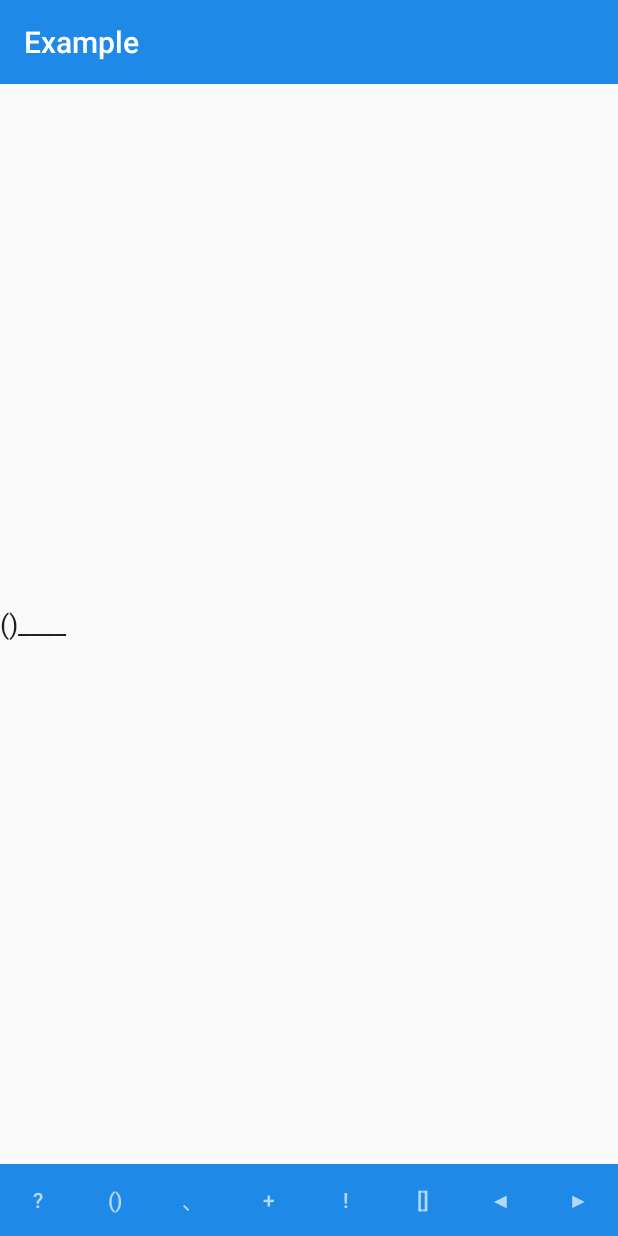
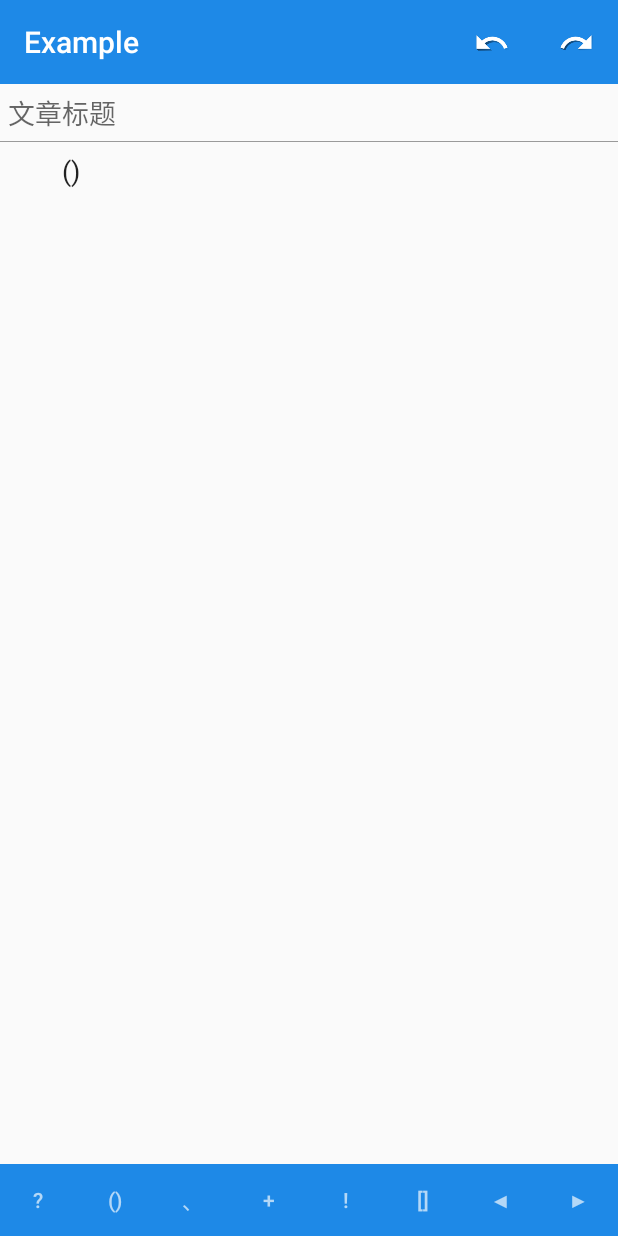
Before and after one commit to GitYangsh/test, an Android app: the screen it shows after launch (EditActivity), item 2 of the bottom bar chosen, on a phone screen of 412 x 824 dp. Run offline under Robolectric (Android 15) with nearby library versions, the phone set to English and light mode, and no system bars.

Commit message:
提交更新

```diff
--- a/app/src/main/java/com/example/ysh/myapplication/activity/EditActivity.java
+++ b/app/src/main/java/com/example/ysh/myapplication/activity/EditActivity.java
@@ -4,15 +4,14 @@ import android.os.Bundle;
 import android.support.annotation.Nullable;
 import android.support.v7.app.AppCompatActivity;
 import android.support.v7.widget.Toolbar;
-import android.text.Editable;
-import android.text.TextUtils;
-import android.text.TextWatcher;
-import android.util.Log;
+import android.view.Menu;
+import android.view.MenuItem;
 import android.view.View;
 import android.widget.EditText;
 
 import com.example.ysh.myapplication.R;
-import com.example.ysh.myapplication.view.FastTextEditBar;
+import com.example.ysh.myapplication.view.AuthorEditText;
+import com.example.ysh.myapplication.view.FastEditBar;
 
 /**
  * 类说明：
@@ -26,8 +25,9 @@ import com.example.ysh.myapplication.view.FastTextEditBar;
 public class EditActivity extends AppCompatActivity implements View.OnClickListener{
 
     private static final String TAG = EditActivity.class.getSimpleName();
-
+    private static final String SYMBOL_INDENT = "\u3000\u3000";
     EditText mEditText;
+    AuthorEditText mAuthorEditText;
 
     @Override
     protected void onCreate(@Nullable Bundle savedInstanceState) {
@@ -46,43 +46,34 @@ public class EditActivity extends AppCompatActivity implements View.OnClickListe
         findViewById(R.id.symbol_7).setOnClickListener(this);
         findViewById(R.id.symbol_8).setOnClickListener(this);
 
-        mEditText = (EditText) findViewById(R.id.edit_text);
+        mAuthorEditText = (AuthorEditText) findViewById(R.id.edit_text);
+        mAuthorEditText.setDefaultText(SYMBOL_INDENT);
+        FastEditBar fastTextEditBar = (FastEditBar) findViewById(R.id.tab_layout);
+        fastTextEditBar.setFastEditClickListener(mAuthorEditText);
+    }
 
-        mEditText.addTextChangedListener(new TextWatcher() {
-            @Override
-            public void beforeTextChanged(CharSequence s, int start, int count, int after) {
-                Log.d(TAG, "beforeTextChanged: s=" + s + ",start=" + start + ",after=" + after);
-            }
+    @Override
+    public boolean onCreateOptionsMenu(Menu menu) {
+        getMenuInflater().inflate(R.menu.edit_activity_toolbar, menu);
+        return true;
+    }
 
-            @Override
-            public void onTextChanged(CharSequence s, int start, int before, int count) {
-                Log.d(TAG, "onTextChanged: s=" + s + ",start=" + start + ",before=" + before + ",count=" + count);
-            }
+    @Override
+    public boolean onOptionsItemSelected(MenuItem item) {
 
-            @Override
-            public void afterTextChanged(Editable s) {
-                Log.d(TAG, "afterTextChanged: s=" + s + ",start=");
-                Log.d(TAG, "getSelectionStart: " + mEditText.getSelectionStart());
-                Log.d(TAG, "getSelectionEnd  : " + mEditText.getSelectionEnd());
-            }
-        });
-
-        FastTextEditBar fastTextEditBar = (FastTextEditBar) findViewById(R.id.tab_layout);
-        fastTextEditBar.setFastTextEditClickListener(new FastTextEditBar.OnFastTextEditClickListener() {
-            @Override
-            public void onClick(FastTextEditBar.EditAction editAction) {
-                if(!TextUtils.isEmpty(editAction.content)) {
-                    mEditText.getText().insert(mEditText.getSelectionStart(), editAction.content);
-                }
-
-                if(editAction.cursorOffset != 0) {
-                    int position = mEditText.getSelectionStart() + editAction.cursorOffset;
-                    if (position >= 0 && position <= mEditText.getText().length()) {
-                        mEditText.setSelection(position);
-                    }
-                }
-            }
-        });
+        switch (item.getItemId()) {
+            case android.R.id.home:
+                break;
+            case R.id.action_undo:
+                mAuthorEditText.undo();
+                break;
+            case R.id.action_redo:
+                mAuthorEditText.redo();
+                break;
+            default:
+                break;
+        }
+        return true;
     }
 
     @Override
--- /dev/null
+++ b/app/src/main/java/com/example/ysh/myapplication/view/AuthorEditText.java
@@ -0,0 +1,258 @@
+package com.example.ysh.myapplication.view;
+
+import android.content.Context;
+import android.text.Editable;
+import android.text.TextUtils;
+import android.util.AttributeSet;
+import android.util.Log;
+import android.view.KeyEvent;
+import android.view.View;
+import android.widget.EditText;
+
+import java.util.Stack;
+
+/**
+ * 类说明：
+ *
+ * @author yangsh
+ *         CreateTime: 2017/2/23 10:54
+ *         Description:
+ */
+
+public class AuthorEditText extends EditText implements View.OnKeyListener, FastEditBar.OnFastEditClickListener {
+
+    private static final String TAG = AuthorEditText.class.getSimpleName();
+    private static final String SYMBOL_INDENT = "\u3000\u3000";
+    private static final int HISTORY_MAX_SIZE = 5;
+
+    private Editable mEditable;
+    /**
+     * 操作序号(一次编辑可能对应多个操作，如替换文字，就是删除+插入)
+     */
+    private int mActionIndex;
+    /**
+     * 撤销栈
+     */
+    private final Stack<Action> mHistory = new Stack<>();
+    /**
+     * 恢复栈
+     */
+    private final Stack<Action> mHistoryBack = new Stack<>();
+    /**
+     * 自动操作标志，防止重复回调,导致无限撤销
+     */
+    private boolean mLockFlag = false;
+    /**
+     * 记录修改之前的文字
+     */
+    private CharSequence mBeforeChangeText;
+
+    /**
+     * 恢复栈最大容量
+     */
+    private int mHistoryMaxSize = HISTORY_MAX_SIZE;
+
+
+    public AuthorEditText(Context context) {
+        super(context);
+        init();
+    }
+
+    public AuthorEditText(Context context, AttributeSet attrs) {
+        super(context, attrs);
+        init();
+    }
+
+    public AuthorEditText(Context context, AttributeSet attrs, int defStyleAttr) {
+        super(context, attrs, defStyleAttr);
+        init();
+    }
+
+    private void init() {
+        mEditable = getText();
+        setOnKeyListener(this);
+    }
+
+    /**
+     * On text changed. Override by TextView
+     *
+     * @param s      the s
+     * @param start  the start 起始光标
+     * @param before the before 选择数量
+     * @param count  the endCursor 添加的数量
+     */
+    @Override
+    public void onTextChanged(CharSequence s, int start, int before, int count) {
+        Log.d(TAG, "onTextChanged:start=" + start + ",before=" + before + ",count=" + count + ",s=" + s);
+        if (mLockFlag) {
+            return;
+        }
+        // 1.增加文字：start=操作之前光标位置,before=0,count=文字个数,
+        //   增加文字内容=s.subSequence(start, start + count);
+        // 2.删除文字：start=操作之后光标位置,before=删除文字个数,count=0,
+        //   删除文字内容=beforeChangeText.subSequence(start, start + before);
+        // 3.替换文字：before=选择文字个数,count=替换文字个数
+        if (before == 0 && count > 0) {
+            Action addAction = newAction(s, start, count, true, ++mActionIndex);
+            addHistoryStack(addAction);
+            mBeforeChangeText = s.subSequence(0, s.length());
+        } else if (before > 0 && count == 0) {
+            Action delAction = newAction(mBeforeChangeText, start, before, false, ++mActionIndex);
+            addHistoryStack(delAction);
+            mBeforeChangeText = s.subSequence(0, s.length());
+        } else if (before > 0 && count > 0) {
+            //先删除，后增加，使用一个index
+            Action delAction = newAction(mBeforeChangeText, start, before, false, ++mActionIndex);
+            Action addAction = newAction(s, start, count, true, mActionIndex);
+            addHistoryStack(delAction);
+            addHistoryStack(addAction);
+            mBeforeChangeText = s.subSequence(0, s.length());
+        }
+    }
+
+    private Action newAction(CharSequence s, int start, int count, boolean isAdd, int index) {
+        Log.d(TAG, "newAction:s.length=" + s.length() + ",start=" + start + ",end=" + (start + count) + ",s=" + s);
+        CharSequence charSequence = s.subSequence(start, start + count);
+        return new Action(charSequence, start, isAdd, index);
+    }
+
+    private void addHistoryStack(Action action) {
+        mHistory.push(action);
+        mHistoryBack.clear();
+        if (mHistory.size() > mHistoryMaxSize) {
+            mHistory.remove(0);
+        }
+        Log.d(TAG, "mHistory.size()=" + mHistory.size());
+    }
+
+    @Override
+    public boolean onKey(View v, int keyCode, KeyEvent event) {
+        if (keyCode == KeyEvent.KEYCODE_ENTER && event.getAction() == KeyEvent.ACTION_UP) {
+            Log.d(TAG, "onKey:keyCode=" + keyCode + ",event=" + event);
+            // 换行之后加缩进，actionIndex保持一致
+            mActionIndex--;
+            mEditable.insert(getSelectionStart(), SYMBOL_INDENT);
+        }
+        return false;
+    }
+
+    @Override
+    public void onFastEdit(FastEditBar.EditAction action) {
+        if (!TextUtils.isEmpty(action.content)) {
+            mEditable.insert(getSelectionStart(), action.content);
+        }
+        if (action.cursorOffset != 0) {
+            int position = getSelectionStart() + action.cursorOffset;
+            if (position >= 0 && position <= mEditable.length()) {
+                setSelection(position);
+            }
+        }
+    }
+
+    public void setHistoryMaxSize(int size) {
+        mHistoryMaxSize = size;
+    }
+
+    /**
+     * 清理记录
+     * Clear history.
+     */
+    private void clearHistory() {
+        mHistory.clear();
+        mHistoryBack.clear();
+    }
+
+    /**
+     * 撤销
+     * Undo.
+     */
+    public final void undo() {
+        if (mHistory.empty()) {
+            return;
+        }
+        //锁定操作
+        mLockFlag = true;
+        Action action = mHistory.pop();
+        mHistoryBack.push(action);
+        if (action.isAdd) {
+            //撤销添加
+            mEditable.delete(action.start, action.start + action.text.length());
+            setSelection(action.start);
+        } else {
+            //撤销删除
+            mEditable.insert(action.start, action.text);
+            setSelection(action.start + action.text.length());
+        }
+        //释放操作
+        mLockFlag = false;
+        //判断是否是下一个动作是否和本动作是同一个操作，直到不同为止
+        if (!mHistory.empty() && mHistory.peek().index == action.index) {
+            undo();
+        }
+    }
+
+    /**
+     * 恢复
+     * Redo.
+     */
+    public final void redo() {
+        if (mHistoryBack.empty()) {
+            return;
+        }
+        mLockFlag = true;
+        Action action = mHistoryBack.pop();
+        mHistory.push(action);
+        if (action.isAdd) {
+            //恢复添加
+            mEditable.insert(action.start, action.text);
+            setSelection(action.start + action.text.length());
+        } else {
+            //恢复删除
+            mEditable.delete(action.start, action.start + action.text.length());
+            setSelection(action.start);
+        }
+        mLockFlag = false;
+        //判断是否是下一个动作是否和本动作是同一个操作
+        if (!mHistoryBack.empty() && mHistoryBack.peek().index == action.index) {
+            redo();
+        }
+    }
+
+    /**
+     * 首次设置文本
+     * Set default text.
+     */
+    public final void setDefaultText(CharSequence text) {
+        clearHistory();
+        mLockFlag = true;
+        mEditable.replace(0, mEditable.length(), text);
+        mLockFlag = false;
+    }
+
+    private class Action {
+        /**
+         * 改变字符.
+         */
+        final CharSequence text;
+        /**
+         * 光标位置.
+         */
+        final int start;
+        /**
+         * 标志增加操作.
+         */
+        final boolean isAdd;
+        /**
+         * 操作序号.
+         */
+        final int index;
+
+        Action(CharSequence text, int start, boolean add, int index) {
+            this.text = text;
+            this.start = start;
+            this.isAdd = add;
+            this.index = index;
+        }
+    }
+
+}
--- a/app/src/main/java/com/example/ysh/myapplication/view/FastTextEditBar.java
+++ b/app/src/main/java/com/example/ysh/myapplication/view/FastEditBar.java
@@ -17,22 +17,22 @@ import java.util.List;
  * Description:
  */
 
-public class FastTextEditBar extends TabLayout {
+public class FastEditBar extends TabLayout {
 
-    private OnFastTextEditClickListener mListener;
+    private OnFastEditClickListener mListener;
     private List<EditAction> mEditActions;
 
-    public FastTextEditBar(Context context) {
+    public FastEditBar(Context context) {
         super(context);
         initView();
     }
 
-    public FastTextEditBar(Context context, AttributeSet attrs) {
+    public FastEditBar(Context context, AttributeSet attrs) {
         super(context, attrs);
         initView();
     }
 
-    public FastTextEditBar(Context context, AttributeSet attrs, int defStyleAttr) {
+    public FastEditBar(Context context, AttributeSet attrs, int defStyleAttr) {
         super(context, attrs, defStyleAttr);
         initView();
     }
@@ -49,14 +49,14 @@ public class FastTextEditBar extends TabLayout {
         mEditActions.add(new EditAction("▶", "", 1, true));
 
         for (EditAction action : mEditActions) {
-            addTab(newTab().setText(action.text));
+            addTab(newTab().setText(action.text).setContentDescription(action.text));
         }
 
         addOnTabSelectedListener(new OnTabSelectedListener() {
             @Override
             public void onTabSelected(Tab tab) {
                 if (mListener != null) {
-                    mListener.onClick(mEditActions.get(tab.getPosition()));
+                    mListener.onFastEdit(mEditActions.get(tab.getPosition()));
                 }
             }
 
@@ -67,14 +67,14 @@ public class FastTextEditBar extends TabLayout {
             @Override
             public void onTabReselected(Tab tab) {
                 if (mListener != null) {
-                    mListener.onClick(mEditActions.get(tab.getPosition()));
+                    mListener.onFastEdit(mEditActions.get(tab.getPosition()));
                 }
             }
         });
 
     }
 
-    public void setFastTextEditClickListener(OnFastTextEditClickListener listener) {
+    public void setFastEditClickListener(OnFastEditClickListener listener) {
         this.mListener = listener;
     }
 
@@ -82,13 +82,13 @@ public class FastTextEditBar extends TabLayout {
         public String text;
         public String content;
         public int cursorOffset;
-        public boolean isLongPress;
+        boolean isLongPress;
 
-        public EditAction(String text, String content, int cursorOffset) {
+        EditAction(String text, String content, int cursorOffset) {
             this(text, content, cursorOffset, false);
         }
 
-        public EditAction(String text, String content, int cursorOffset, boolean isLongPress) {
+        EditAction(String text, String content, int cursorOffset, boolean isLongPress) {
             this.text = text;
             this.content = content;
             this.cursorOffset = cursorOffset;
@@ -96,7 +96,7 @@ public class FastTextEditBar extends TabLayout {
         }
     }
 
-    public interface OnFastTextEditClickListener {
-        void onClick(EditAction editAction);
+    public interface OnFastEditClickListener {
+        void onFastEdit(EditAction editAction);
     }
 }
--- a/app/src/main/res/layout/activity_edit.xml
+++ b/app/src/main/res/layout/activity_edit.xml
@@ -16,14 +16,34 @@
     </android.support.v7.widget.Toolbar>
 
     <EditText
+        android:id="@+id/edit_text_title"
+        android:layout_width="match_parent"
+        android:layout_height="wrap_content"
+        android:background="@android:color/transparent"
+        android:hint="文章标题"
+        android:imeOptions="actionNext"
+        android:inputType="text"
+        android:maxLines="1"
+        android:padding="5dp"
+        android:text=""/>
+
+    <View
+        android:layout_width="match_parent"
+        android:layout_height="1px"
+        android:background="@color/divide_line"/>
+
+    <com.example.ysh.myapplication.view.AuthorEditText
         android:id="@+id/edit_text"
         android:layout_width="match_parent"
         android:layout_height="0dp"
         android:layout_weight="1"
         android:background="@android:color/transparent"
+        android:gravity="top|start"
+        android:hint="文章内容"
         android:inputType="textMultiLine"
-        android:scrollbars="vertical"
-        android:text="____"/>
+        android:padding="5dp"
+        android:lineSpacingMultiplier="1.2"
+        android:scrollbars="vertical"/>
 
     <LinearLayout
         android:layout_width="match_parent"
@@ -114,7 +134,7 @@
             android:textSize="20sp"/>
     </LinearLayout>
 
-    <com.example.ysh.myapplication.view.FastTextEditBar
+    <com.example.ysh.myapplication.view.FastEditBar
         android:id="@+id/tab_layout"
         android:layout_width="match_parent"
         android:layout_height="wrap_content"
--- /dev/null
+++ b/app/src/main/res/menu/edit_activity_toolbar.xml
@@ -0,0 +1,17 @@
+<?xml version="1.0" encoding="utf-8"?>
+<menu
+    xmlns:android="http://schemas.android.com/apk/res/android"
+    xmlns:app="http://schemas.android.com/apk/res-auto">
+
+    <item android:id="@+id/action_undo"
+          android:icon="@drawable/ic_undo"
+          android:title="@string/undo"
+          android:orderInCategory="100"
+          app:showAsAction="ifRoom" />
+
+    <item android:id="@+id/action_redo"
+          android:icon="@drawable/ic_redo"
+          android:title="@string/redo"
+          android:orderInCategory="100"
+          app:showAsAction="ifRoom" />
+</menu>
--- a/app/src/main/res/values/strings.xml
+++ b/app/src/main/res/values/strings.xml
@@ -6,4 +6,6 @@
     <string name="action_settings">Settings</string>
     <string name="finish">ProgressBar is finished.</string>
 
+    <string name="undo">撤销</string>
+    <string name="redo">恢复</string>
 </resources>
```
Also changed, not shown: app/src/main/res/drawable-xhdpi/ic_redo.png (added), app/src/main/res/drawable-xhdpi/ic_undo.png (added).
